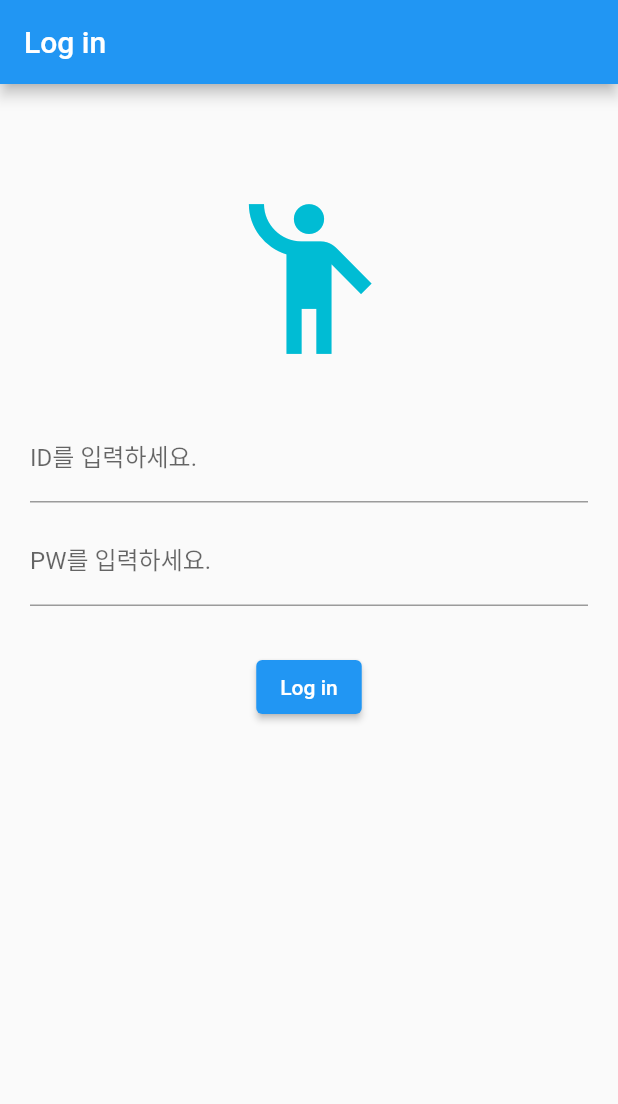
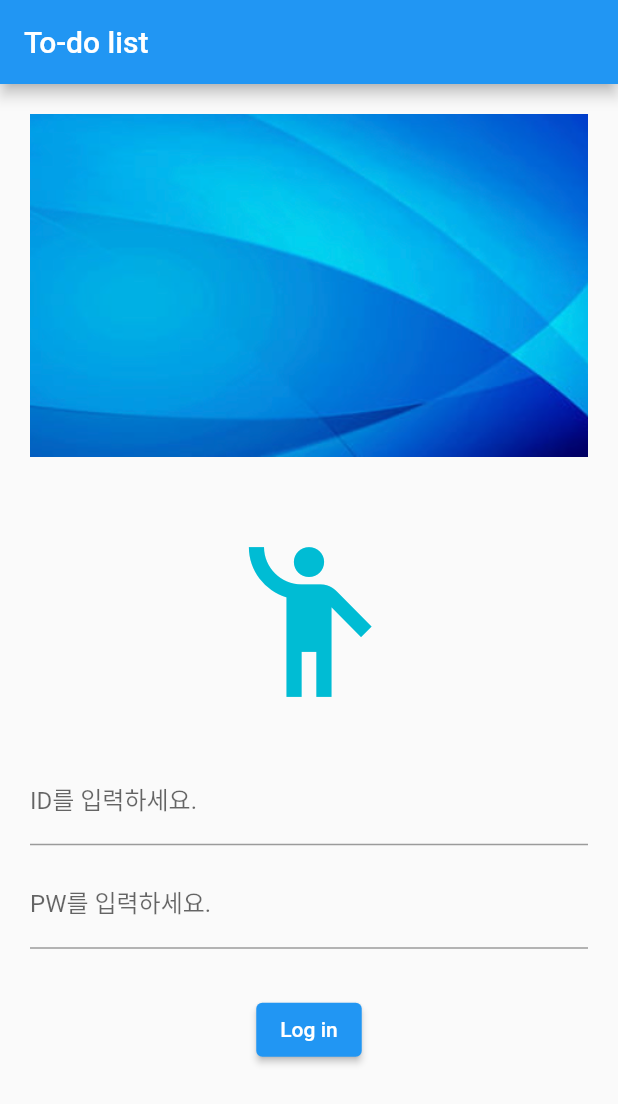
Before and after one commit to Team3Joe/Todolist_semi, a Flutter app: the screen it shows after launch, on a phone screen of 412 x 824 dp. Shown: the top 1104 px of the screen. Run offline on Flutter 3.47's test engine with Material 2 defaults, Android fonts, the phone set to English and light mode, and no system bars.

Commit message:
PartA/siwoong/loginview

```diff
--- a/todolist/lib/main.dart
+++ b/todolist/lib/main.dart
@@ -1,5 +1,5 @@
 import 'package:flutter/material.dart';
-import 'package:todolist/siwoong/LoginView.dart';
+import 'package:todolist/part_A/siwoong/loginview.dart';
 
 void main() {
   runApp(const MyApp());
--- a/todolist/lib/siwoong/loginview.dart
+++ b/todolist/lib/part_A/siwoong/loginview.dart
@@ -28,13 +28,16 @@ class _LoginViewState extends State<LoginView> {
       },
       child: Scaffold(
         appBar: AppBar(
-          title: const Text('Log in'),
+          title: const Text('To-do list'),
         ),
         body: Padding(
           padding: const EdgeInsets.all(20.0),
           child: Center(
             child: Column(
               children: [
+                Image.asset(
+                  'images/blueScreen.png',
+                ),
                 const SizedBox(
                   height: 50,
                 ),
```
Also changed, not shown: todolist/lib/part_A/firstPage.dart (deleted, +0 -30 lines), todolist/lib/part_A/siwoong/SM/signin.dart (renamed from todolist/lib/SM/signin.dart).
